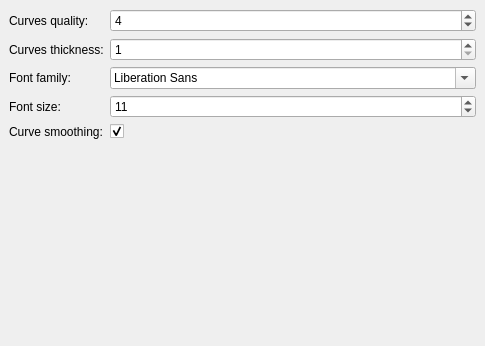
This is src/Widgets/graphsettings.ui in AdelKS/ZeGrapher as Qt 5 draws it before an edit. The edited form follows.
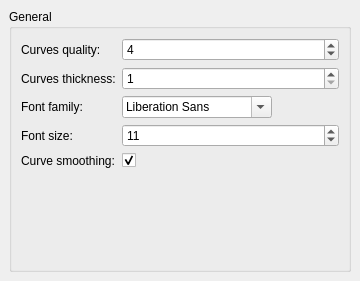
This is the edited form.

```diff
--- a/src/Widgets/graphsettings.ui
+++ b/src/Widgets/graphsettings.ui
@@ -6,8 +6,8 @@
    <rect>
     <x>0</x>
     <y>0</y>
-    <width>485</width>
-    <height>346</height>
+    <width>360</width>
+    <height>281</height>
    </rect>
   </property>
   <property name="windowTitle">
@@ -42,28 +42,23 @@
        <rect>
         <x>0</x>
         <y>0</y>
-        <width>485</width>
-        <height>346</height>
+        <width>360</width>
+        <height>281</height>
        </rect>
       </property>
-      <layout class="QVBoxLayout" name="verticalLayout">
-       <property name="leftMargin">
-        <number>9</number>
-       </property>
-       <property name="topMargin">
-        <number>9</number>
-       </property>
-       <property name="rightMargin">
-        <number>9</number>
-       </property>
-       <property name="bottomMargin">
-        <number>9</number>
-       </property>
+      <layout class="QVBoxLayout" name="graphSettingsLayout">
        <item>
+        <widget class="QGroupBox" name="groupBox_5">
+         <property name="minimumSize">
+          <size>
+           <width>0</width>
+           <height>200</height>
+          </size>
+         </property>
+         <property name="title">
+          <string>General</string>
+         </property>
         <layout class="QFormLayout" name="formLayout">
-         <property name="rowWrapPolicy">
-          <enum>QFormLayout::WrapLongRows</enum>
-         </property>
          <item row="0" column="0">
           <widget class="QLabel" name="label_4">
            <property name="sizePolicy">
@@ -169,7 +164,7 @@
            </property>
            <property name="maximumSize">
             <size>
-             <width>16777215</width>
+              <width>150</width>
              <height>16777215</height>
             </size>
            </property>
@@ -249,6 +244,7 @@
           </widget>
          </item>
         </layout>
+        </widget>
        </item>
       </layout>
      </widget>
```
Left out of the diff: 14 changed lines with no effect on the pictures. Lines whose indentation alone changed are shown as unchanged.
